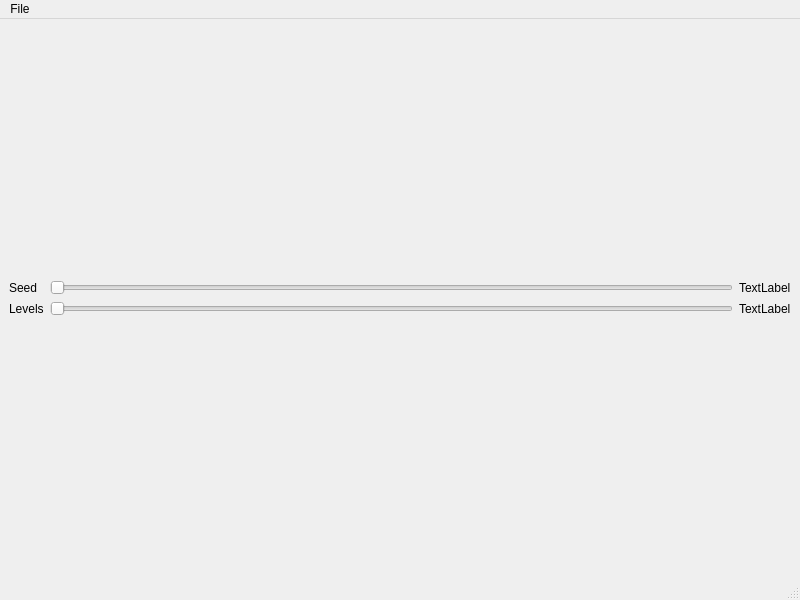
Old version of the form glapp/mainwindow.ui in the repository khhhhh/tree-projecter.
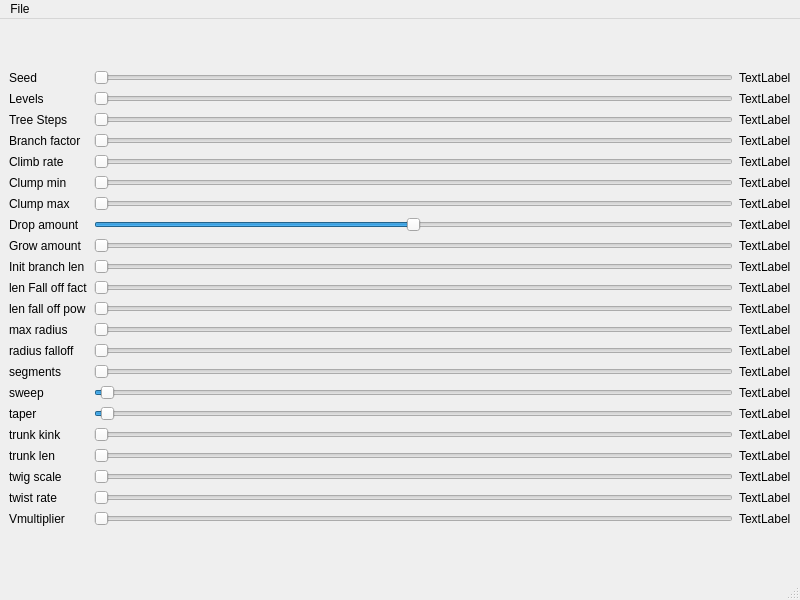
New version of the form.

What changed in the file:
```diff
--- a/glapp/mainwindow.ui
+++ b/glapp/mainwindow.ui
@@ -19,6 +19,35 @@
      <layout class="QHBoxLayout" name="horizontalLayout">
       <item>
        <layout class="QGridLayout" name="gridLayout_2">
+        <item row="3" column="2">
+         <widget class="QSlider" name="slBranchFac">
+          <property name="minimum">
+           <number>1</number>
+          </property>
+          <property name="maximum">
+           <number>500</number>
+          </property>
+          <property name="singleStep">
+           <number>10</number>
+          </property>
+          <property name="pageStep">
+           <number>10</number>
+          </property>
+          <property name="value">
+           <number>1</number>
+          </property>
+          <property name="orientation">
+           <enum>Qt::Horizontal</enum>
+          </property>
+         </widget>
+        </item>
+        <item row="19" column="0">
+         <widget class="QLabel" name="l20">
+          <property name="text">
+           <string>twig scale</string>
+          </property>
+         </widget>
+        </item>
         <item row="0" column="2">
          <widget class="QSlider" name="slider_seed">
           <property name="maximum">
@@ -32,6 +61,82 @@
           </property>
          </widget>
         </item>
+        <item row="17" column="0">
+         <widget class="QLabel" name="l18">
+          <property name="text">
+           <string>trunk kink</string>
+          </property>
+         </widget>
+        </item>
+        <item row="9" column="0">
+         <widget class="QLabel" name="l10">
+          <property name="text">
+           <string>Init branch len</string>
+          </property>
+         </widget>
+        </item>
+        <item row="13" column="0">
+         <widget class="QLabel" name="l14">
+          <property name="text">
+           <string>radius falloff</string>
+          </property>
+         </widget>
+        </item>
+        <item row="11" column="0">
+         <widget class="QLabel" name="l12">
+          <property name="text">
+           <string>len fall off pow</string>
+          </property>
+         </widget>
+        </item>
+        <item row="8" column="0">
+         <widget class="QLabel" name="l9">
+          <property name="text">
+           <string>Grow amount</string>
+          </property>
+         </widget>
+        </item>
+        <item row="6" column="2">
+         <widget class="QSlider" name="slClumpMax">
+          <property name="minimum">
+           <number>1</number>
+          </property>
+          <property name="maximum">
+           <number>100</number>
+          </property>
+          <property name="orientation">
+           <enum>Qt::Horizontal</enum>
+          </property>
+         </widget>
+        </item>
+        <item row="5" column="0">
+         <widget class="QLabel" name="l6">
+          <property name="text">
+           <string>Clump min</string>
+          </property>
+         </widget>
+        </item>
+        <item row="4" column="0">
+         <widget class="QLabel" name="l5">
+          <property name="text">
+           <string>Climb rate</string>
+          </property>
+         </widget>
+        </item>
+        <item row="2" column="0">
+         <widget class="QLabel" name="l3">
+          <property name="text">
+           <string>Tree Steps</string>
+          </property>
+         </widget>
+        </item>
+        <item row="14" column="0">
+         <widget class="QLabel" name="l15">
+          <property name="text">
+           <string>segments</string>
+          </property>
+         </widget>
+        </item>
         <item row="0" column="0">
          <widget class="QLabel" name="label_seed">
           <property name="text">
@@ -39,16 +144,43 @@
           </property>
          </widget>
         </item>
-        <item row="0" column="3">
-         <widget class="QLabel" name="label_seedVal">
-          <property name="minimumSize">
-           <size>
-            <width>20</width>
-            <height>0</height>
-           </size>
+        <item row="5" column="2">
+         <widget class="QSlider" name="slClumpMin">
+          <property name="minimum">
+           <number>1</number>
           </property>
+          <property name="maximum">
+           <number>100</number>
+          </property>
+          <property name="orientation">
+           <enum>Qt::Horizontal</enum>
+          </property>
+         </widget>
+        </item>
+        <item row="12" column="0">
+         <widget class="QLabel" name="l13">
           <property name="text">
-           <string>TextLabel</string>
+           <string>max radius</string>
+          </property>
+         </widget>
+        </item>
+        <item row="7" column="2">
+         <widget class="QSlider" name="slDrop">
+          <property name="minimum">
+           <number>-90</number>
+          </property>
+          <property name="maximum">
+           <number>90</number>
+          </property>
+          <property name="orientation">
+           <enum>Qt::Horizontal</enum>
+          </property>
+         </widget>
+        </item>
+        <item row="10" column="0">
+         <widget class="QLabel" name="l11">
+          <property name="text">
+           <string>len Fall off fact</string>
           </property>
          </widget>
         </item>
@@ -58,7 +190,7 @@
            <number>1</number>
           </property>
           <property name="maximum">
-           <number>20</number>
+           <number>9</number>
           </property>
           <property name="value">
            <number>1</number>
@@ -75,6 +207,39 @@
           </property>
          </widget>
         </item>
+        <item row="0" column="3">
+         <widget class="QLabel" name="lSeed">
+          <property name="minimumSize">
+           <size>
+            <width>20</width>
+            <height>0</height>
+           </size>
+          </property>
+          <property name="text">
+           <string>TextLabel</string>
+          </property>
+         </widget>
+        </item>
+        <item row="4" column="2">
+         <widget class="QSlider" name="slClumbRate">
+          <property name="minimum">
+           <number>1</number>
+          </property>
+          <property name="maximum">
+           <number>100</number>
+          </property>
+          <property name="orientation">
+           <enum>Qt::Horizontal</enum>
+          </property>
+         </widget>
+        </item>
+        <item row="7" column="0">
+         <widget class="QLabel" name="l8">
+          <property name="text">
+           <string>Drop amount</string>
+          </property>
+         </widget>
+        </item>
         <item row="1" column="3">
          <widget class="QLabel" name="label_levelsVal">
           <property name="minimumSize">
@@ -88,6 +253,396 @@
           </property>
          </widget>
         </item>
+        <item row="15" column="0">
+         <widget class="QLabel" name="l16">
+          <property name="text">
+           <string>sweep </string>
+          </property>
+         </widget>
+        </item>
+        <item row="3" column="0">
+         <widget class="QLabel" name="l4">
+          <property name="text">
+           <string>Branch factor</string>
+          </property>
+         </widget>
+        </item>
+        <item row="20" column="0">
+         <widget class="QLabel" name="l21">
+          <property name="text">
+           <string>twist rate</string>
+          </property>
+         </widget>
+        </item>
+        <item row="2" column="2">
+         <widget class="QSlider" name="slider_treeSteps">
+          <property name="minimum">
+           <number>1</number>
+          </property>
+          <property name="maximum">
+           <number>10</number>
+          </property>
+          <property name="orientation">
+           <enum>Qt::Horizontal</enum>
+          </property>
+         </widget>
+        </item>
+        <item row="16" column="0">
+         <widget class="QLabel" name="l17">
+          <property name="text">
+           <string>taper </string>
+          </property>
+         </widget>
+        </item>
+        <item row="18" column="0">
+         <widget class="QLabel" name="l19">
+          <property name="text">
+           <string>trunk len</string>
+          </property>
+         </widget>
+        </item>
+        <item row="2" column="3">
+         <widget class="QLabel" name="ltreeSteps">
+          <property name="text">
+           <string>TextLabel</string>
+          </property>
+         </widget>
+        </item>
+        <item row="6" column="0">
+         <widget class="QLabel" name="l7">
+          <property name="text">
+           <string>Clump max</string>
+          </property>
+         </widget>
+        </item>
+        <item row="21" column="0">
+         <widget class="QLabel" name="l22">
+          <property name="text">
+           <string>Vmultiplier</string>
+          </property>
+         </widget>
+        </item>
+        <item row="8" column="2">
+         <widget class="QSlider" name="slGrow">
+          <property name="minimum">
+           <number>1</number>
+          </property>
+          <property name="maximum">
+           <number>100</number>
+          </property>
+          <property name="orientation">
+           <enum>Qt::Horizontal</enum>
+          </property>
+         </widget>
+        </item>
+        <item row="9" column="2">
+         <widget class="QSlider" name="slInitBranch">
+          <property name="minimum">
+           <number>1</number>
+          </property>
+          <property name="maximum">
+           <number>100</number>
+          </property>
+          <property name="orientation">
+           <enum>Qt::Horizontal</enum>
+          </property>
+         </widget>
+        </item>
+        <item row="10" column="2">
+         <widget class="QSlider" name="slLenFallFac">
+          <property name="minimum">
+           <number>1</number>
+          </property>
+          <property name="maximum">
+           <number>100</number>
+          </property>
+          <property name="orientation">
+           <enum>Qt::Horizontal</enum>
+          </property>
+         </widget>
+        </item>
+        <item row="11" column="2">
+         <widget class="QSlider" name="slLenFallPow">
+          <property name="minimum">
+           <number>1</number>
+          </property>
+          <property name="maximum">
+           <number>100</number>
+          </property>
+          <property name="orientation">
+           <enum>Qt::Horizontal</enum>
+          </property>
+         </widget>
+        </item>
+        <item row="12" column="2">
+         <widget class="QSlider" name="slMaxRad">
+          <property name="minimum">
+           <number>1</number>
+          </property>
+          <property name="maximum">
+           <number>100</number>
+          </property>
+          <property name="orientation">
+           <enum>Qt::Horizontal</enum>
+          </property>
+         </widget>
+        </item>
+        <item row="13" column="2">
+         <widget class="QSlider" name="slRadFall">
+          <property name="minimum">
+           <number>1</number>
+          </property>
+          <property name="maximum">
+           <number>100</number>
+          </property>
+          <property name="orientation">
+           <enum>Qt::Horizontal</enum>
+          </property>
+         </widget>
+        </item>
+        <item row="14" column="2">
+         <widget class="QSlider" name="slSeg">
+          <property name="minimum">
+           <number>1</number>
+          </property>
+          <property name="maximum">
+           <number>10</number>
+          </property>
+          <property name="orientation">
+           <enum>Qt::Horizontal</enum>
+          </property>
+         </widget>
+        </item>
+        <item row="15" column="2">
+         <widget class="QSlider" name="slSweep">
+          <property name="minimum">
+           <number>1</number>
+          </property>
+          <property name="maximum">
+           <number>100</number>
+          </property>
+          <property name="value">
+           <number>2</number>
+          </property>
+          <property name="orientation">
+           <enum>Qt::Horizontal</enum>
+          </property>
+         </widget>
+        </item>
+        <item row="16" column="2">
+         <widget class="QSlider" name="slTaper">
+          <property name="minimum">
+           <number>1</number>
+          </property>
+          <property name="maximum">
+           <number>100</number>
+          </property>
+          <property name="singleStep">
+           <number>1</number>
+          </property>
+          <property name="value">
+           <number>2</number>
+          </property>
+          <property name="orientation">
+           <enum>Qt::Horizontal</enum>
+          </property>
+         </widget>
+        </item>
+        <item row="17" column="2">
+         <widget class="QSlider" name="slTrunkKink">
+          <property name="minimum">
+           <number>1</number>
+          </property>
+          <property name="maximum">
+           <number>1000</number>
+          </property>
+          <property name="orientation">
+           <enum>Qt::Horizontal</enum>
+          </property>
+         </widget>
+        </item>
+        <item row="18" column="2">
+         <widget class="QSlider" name="slTrunkLen">
+          <property name="minimum">
+           <number>1</number>
+          </property>
+          <property name="orientation">
+           <enum>Qt::Horizontal</enum>
+          </property>
+         </widget>
+        </item>
+        <item row="19" column="2">
+         <widget class="QSlider" name="slTwigScale">
+          <property name="minimum">
+           <number>1</number>
+          </property>
+          <property name="maximum">
+           <number>100</number>
+          </property>
+          <property name="orientation">
+           <enum>Qt::Horizontal</enum>
+          </property>
+         </widget>
+        </item>
+        <item row="20" column="2">
+         <widget class="QSlider" name="slTwistRate">
+          <property name="minimum">
+           <number>1</number>
+          </property>
+          <property name="maximum">
+           <number>999</number>
+          </property>
+          <property name="orientation">
+           <enum>Qt::Horizontal</enum>
+          </property>
+         </widget>
+        </item>
+        <item row="21" column="2">
+         <widget class="QSlider" name="slVMul">
+          <property name="minimum">
+           <number>1</number>
+          </property>
+          <property name="maximum">
+           <number>100</number>
+          </property>
+          <property name="orientation">
+           <enum>Qt::Horizontal</enum>
+          </property>
+         </widget>
+        </item>
+        <item row="3" column="3">
+         <widget class="QLabel" name="lBranch">
+          <property name="text">
+           <string>TextLabel</string>
+          </property>
+         </widget>
+        </item>
+        <item row="4" column="3">
+         <widget class="QLabel" name="lClumbRate">
+          <property name="text">
+           <string>TextLabel</string>
+          </property>
+         </widget>
+        </item>
+        <item row="5" column="3">
+         <widget class="QLabel" name="lClumpMin">
+          <property name="text">
+           <string>TextLabel</string>
+          </property>
+         </widget>
+        </item>
+        <item row="6" column="3">
+         <widget class="QLabel" name="lClumpMax">
+          <property name="text">
+           <string>TextLabel</string>
+          </property>
+         </widget>
+        </item>
+        <item row="7" column="3">
+         <widget class="QLabel" name="lDrop">
+          <property name="text">
+           <string>TextLabel</string>
+          </property>
+         </widget>
+        </item>
+        <item row="8" column="3">
+         <widget class="QLabel" name="lGrow">
+          <property name="text">
+           <string>TextLabel</string>
+          </property>
+         </widget>
+        </item>
+        <item row="9" column="3">
+         <widget class="QLabel" name="lInitBranch">
+          <property name="text">
+           <string>TextLabel</string>
+          </property>
+         </widget>
+        </item>
+        <item row="10" column="3">
+         <widget class="QLabel" name="lLenFallFact">
+          <property name="text">
+           <string>TextLabel</string>
+          </property>
+         </widget>
+        </item>
+        <item row="11" column="3">
+         <widget class="QLabel" name="lFallPow">
+          <property name="text">
+           <string>TextLabel</string>
+          </property>
+         </widget>
+        </item>
+        <item row="12" column="3">
+         <widget class="QLabel" name="lMaxRad">
+          <property name="text">
+           <string>TextLabel</string>
+          </property>
+         </widget>
+        </item>
+        <item row="13" column="3">
+         <widget class="QLabel" name="lRadFall">
+          <property name="text">
+           <string>TextLabel</string>
+          </property>
+         </widget>
+        </item>
+        <item row="14" column="3">
+         <widget class="QLabel" name="lSeg">
+          <property name="text">
+           <string>TextLabel</string>
+          </property>
+         </widget>
+        </item>
+        <item row="15" column="3">
+         <widget class="QLabel" name="lSweep">
+          <property name="text">
+           <string>TextLabel</string>
+          </property>
+         </widget>
+        </item>
+        <item row="16" column="3">
+         <widget class="QLabel" name="lTaper">
+          <property name="text">
+           <string>TextLabel</string>
+          </property>
+         </widget>
+        </item>
+        <item row="17" column="3">
+         <widget class="QLabel" name="lTrunkKink">
+          <property name="text">
+           <string>TextLabel</string>
+          </property>
+         </widget>
+        </item>
+        <item row="18" column="3">
+         <widget class="QLabel" name="lTrunkLen">
+          <property name="text">
+           <string>TextLabel</string>
+          </property>
+         </widget>
+        </item>
+        <item row="19" column="3">
+         <widget class="QLabel" name="lTwigSc">
+          <property name="text">
+           <string>TextLabel</string>
+          </property>
+         </widget>
+        </item>
+        <item row="20" column="3">
+         <widget class="QLabel" name="lTwigRate">
+          <property name="text">
+           <string>TextLabel</string>
+          </property>
+         </widget>
+        </item>
+        <item row="21" column="3">
+         <widget class="QLabel" name="lVMul">
+          <property name="text">
+           <string>TextLabel</string>
+          </property>
+         </widget>
+        </item>
        </layout>
       </item>
      </layout>
```
Left out of the diff: 334 changed lines with no effect on the pictures.
